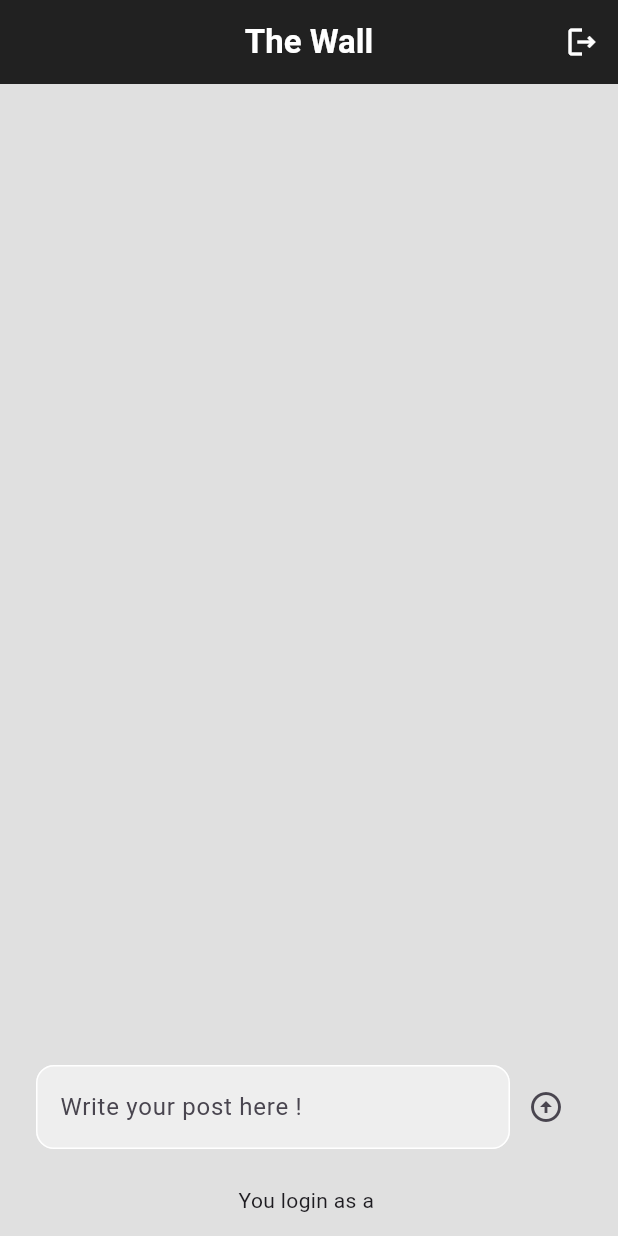
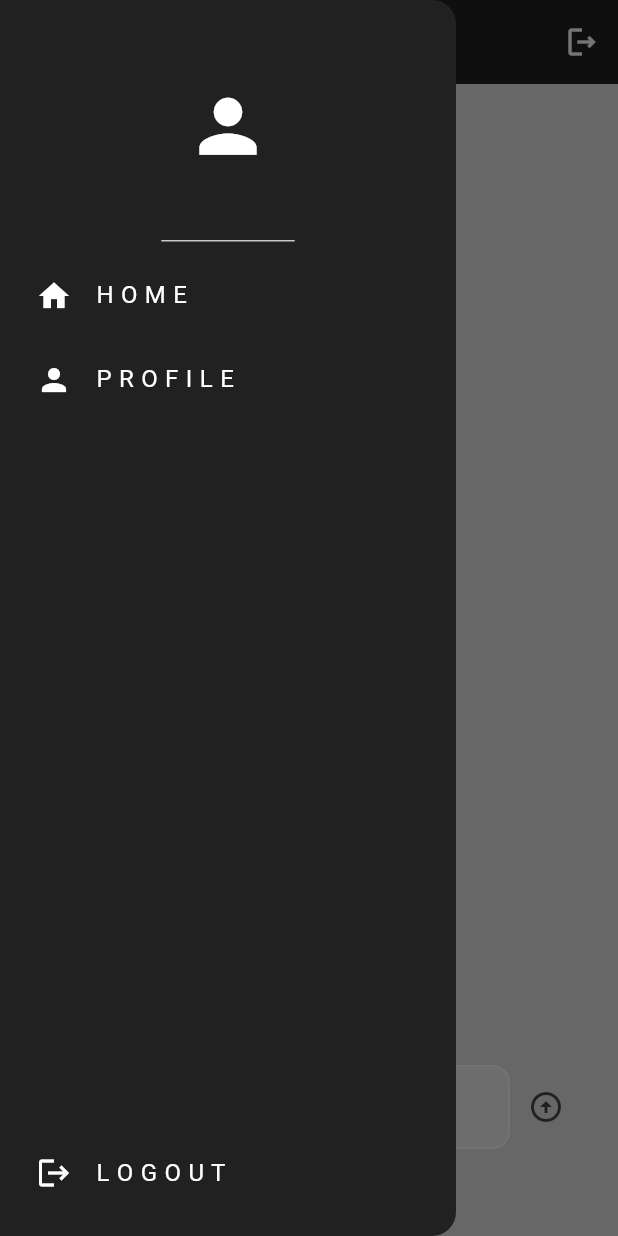
Before and after one commit to Nidjd/social_app, a Flutter app: the screen it shows once a user with an empty profile is signed in, with the side drawer open (before the commit the screen has no drawer), on a phone screen of 412 x 824 dp. Run offline on Flutter 3.47's test engine with Material 3 defaults, Android fonts, the phone set to English and light mode, and no system bars; our stand-ins replace cloud_firestore, firebase_auth, firebase_core; accounts and stored records are empty; network calls fail.

Commit message:
create myDrawer component , create myListTile , create the design of the drawer.

```diff
--- /dev/null
+++ b/lib/components/my_drawer.dart
@@ -0,0 +1,40 @@
+import 'package:flutter/material.dart';
+import 'package:social_media/components/my_list_tile.dart';
+
+class MyDrawer extends StatelessWidget {
+  const MyDrawer({super.key});
+
+  @override
+  Widget build(BuildContext context) {
+    return Drawer(
+      backgroundColor: Colors.grey[900],
+      child: const Column(
+        children: [
+          DrawerHeader(
+            child: Icon(
+              Icons.person,
+              size: 57,
+              color: Colors.white,
+            ),
+          ),
+          MyListTile(
+            icon: Icons.home,
+            text: 'H O M E',
+          ),
+          MyListTile(
+            icon: Icons.person,
+            text: 'P R O F I L E',
+          ),
+          Spacer(),
+          MyListTile(
+            icon: Icons.logout,
+            text: 'L O G O U T',
+          ),
+          SizedBox(
+            height: 14,
+          )
+        ],
+      ),
+    );
+  }
+}
--- /dev/null
+++ b/lib/components/my_list_tile.dart
@@ -0,0 +1,26 @@
+import 'package:flutter/material.dart';
+
+class MyListTile extends StatelessWidget {
+  final IconData icon;
+  final String text;
+  const MyListTile({super.key, required this.icon, required this.text});
+
+  @override
+  Widget build(BuildContext context) {
+    return Padding(
+      padding: const EdgeInsets.only(left: 8.0),
+      child: ListTile(
+        leading: Icon(
+          icon,
+          color: Colors.white,
+        ),
+        title: Text(
+          text,
+          style: const TextStyle(
+            color: Colors.white,
+          ),
+        ),
+      ),
+    );
+  }
+}
--- a/lib/main.dart
+++ b/lib/main.dart
@@ -20,8 +20,11 @@ class MyApp extends StatelessWidget {
   // This widget is the root of your application.
   @override
   Widget build(BuildContext context) {
-    return const MaterialApp(
-      home: AuthPage(),
+    return MaterialApp(
+      theme: ThemeData(
+          appBarTheme:
+              const AppBarTheme(iconTheme: IconThemeData(color: Colors.white))),
+      home: const AuthPage(),
       debugShowCheckedModeBanner: false,
     );
   }
--- a/lib/pages/home_page.dart
+++ b/lib/pages/home_page.dart
@@ -1,6 +1,7 @@
 import 'package:cloud_firestore/cloud_firestore.dart';
 import 'package:firebase_auth/firebase_auth.dart';
 import 'package:flutter/material.dart';
+import 'package:social_media/components/my_drawer.dart';
 import 'package:social_media/components/my_text_field.dart';
 import 'package:social_media/components/postComponent.dart';
 
@@ -61,6 +62,7 @@ class _HomePageState extends State<HomePage> {
               ))
         ],
       ),
+      drawer: const MyDrawer(),
       body: Center(
         child: Column(
           children: [
```
